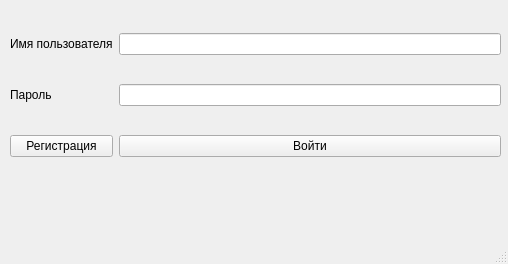
Old version of the form first_window.ui in the repository gigantina/watch_people.
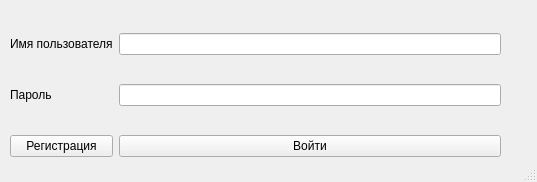
New version of the form.

Diff of the .ui file:
```diff
--- a/first_window.ui
+++ b/first_window.ui
@@ -6,8 +6,8 @@
    <rect>
     <x>0</x>
     <y>0</y>
-    <width>508</width>
-    <height>264</height>
+    <width>537</width>
+    <height>182</height>
    </rect>
   </property>
   <property name="windowTitle">
```
